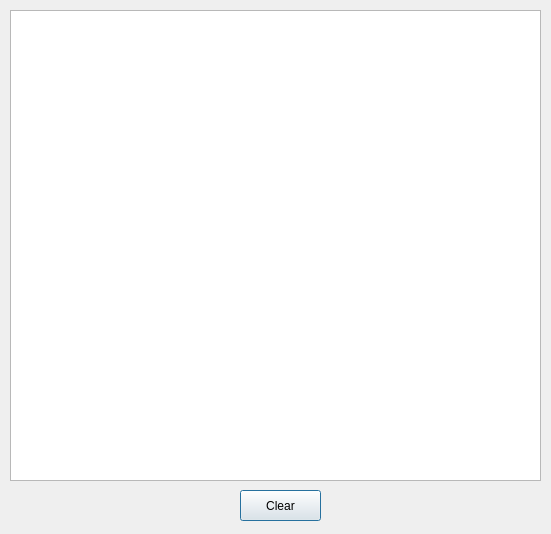
First picture: the form in zcommlogdialog.ui, repository nmacs/metcom, before the edit.
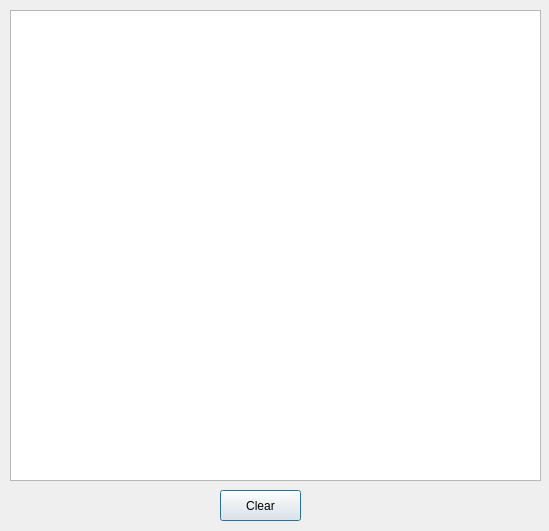
Second picture: the form after the edit.

Diff of the .ui file:
```diff
--- a/zcommlogdialog.ui
+++ b/zcommlogdialog.ui
@@ -6,8 +6,8 @@
    <rect>
     <x>0</x>
     <y>0</y>
-    <width>551</width>
-    <height>534</height>
+    <width>549</width>
+    <height>531</height>
    </rect>
   </property>
   <property name="windowTitle">
@@ -34,7 +34,7 @@
   <widget class="QPushButton" name="pushButton">
    <property name="geometry">
     <rect>
-     <x>240</x>
+     <x>220</x>
      <y>490</y>
      <width>81</width>
      <height>31</height>
```
